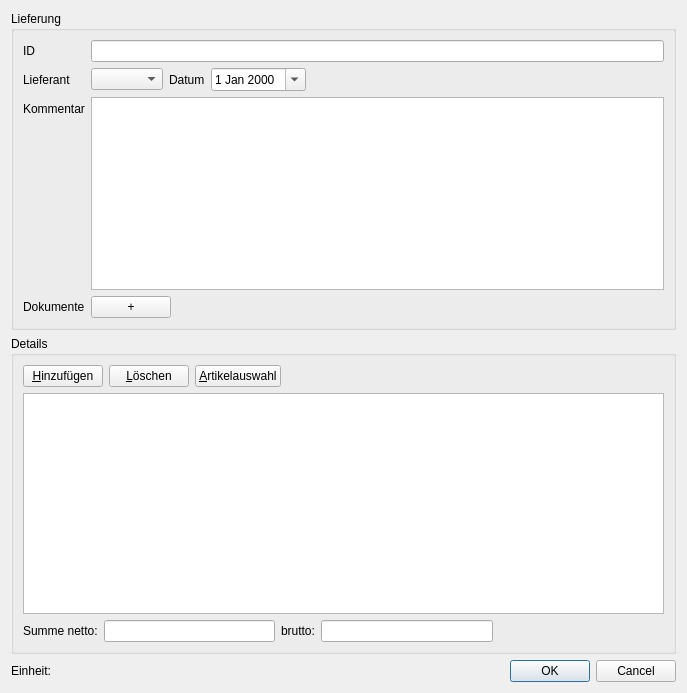
Old version of the form ui/forms/lieferungDetailForm.ui in the repository flurl/lagerManager.
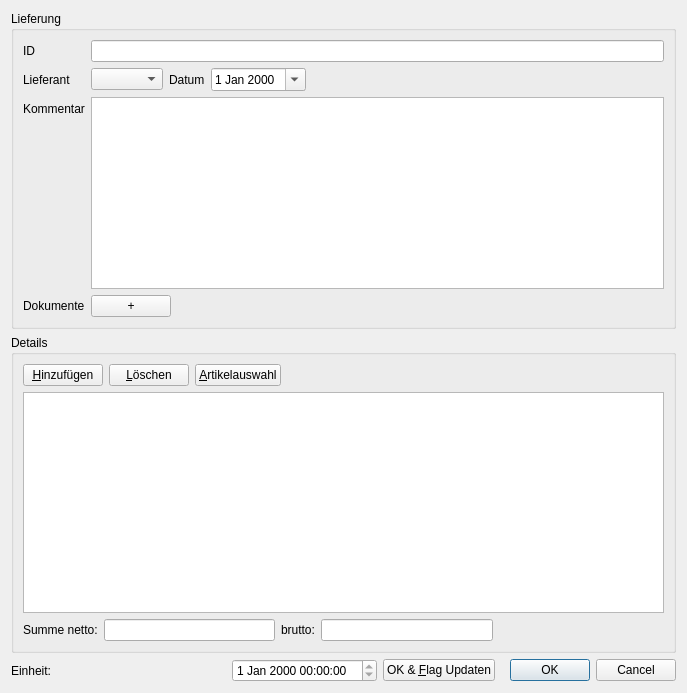
New version of the form.

Commit message: datetime flag zu den lieferungen hinzugefügt, um das 'markieren'(zb bereits geprüft) von lieferungen zu ermöglichen V#1073

The edit to the form file:
```diff
--- a/ui/forms/lieferungDetailForm.ui
+++ b/ui/forms/lieferungDetailForm.ui
@@ -90,6 +90,19 @@
             </property>
            </widget>
           </item>
+          <item>
+           <spacer name="horizontalSpacer_3">
+            <property name="orientation">
+             <enum>Qt::Horizontal</enum>
+            </property>
+            <property name="sizeHint" stdset="0">
+             <size>
+              <width>40</width>
+              <height>20</height>
+             </size>
+            </property>
+           </spacer>
+          </item>
          </layout>
         </item>
         <item row="1" column="0">
@@ -204,6 +217,33 @@
        </property>
       </widget>
      </item>
+     <item>
+      <spacer name="horizontalSpacer_4">
+       <property name="orientation">
+        <enum>Qt::Horizontal</enum>
+       </property>
+       <property name="sizeHint" stdset="0">
+        <size>
+         <width>40</width>
+         <height>20</height>
+        </size>
+       </property>
+      </spacer>
+     </item>
+     <item>
+      <widget class="QDateTimeEdit" name="dateTimeEdit_flag">
+       <property name="readOnly">
+        <bool>true</bool>
+       </property>
+      </widget>
+     </item>
+     <item>
+      <widget class="QPushButton" name="pushButton_updateFlag">
+       <property name="text">
+        <string>OK &amp;&amp; &amp;Flag Updaten</string>
+       </property>
+      </widget>
+     </item>
      <item>
       <widget class="QDialogButtonBox" name="buttonBox">
        <property name="orientation">
```
The commit also changes 5 other files.
